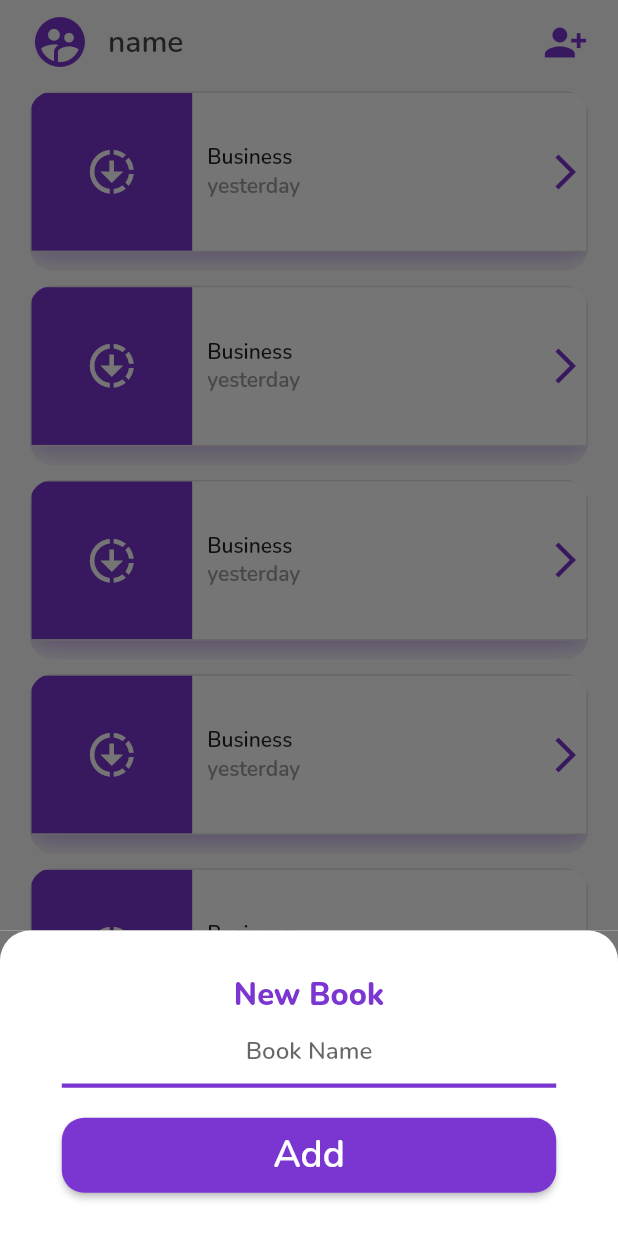
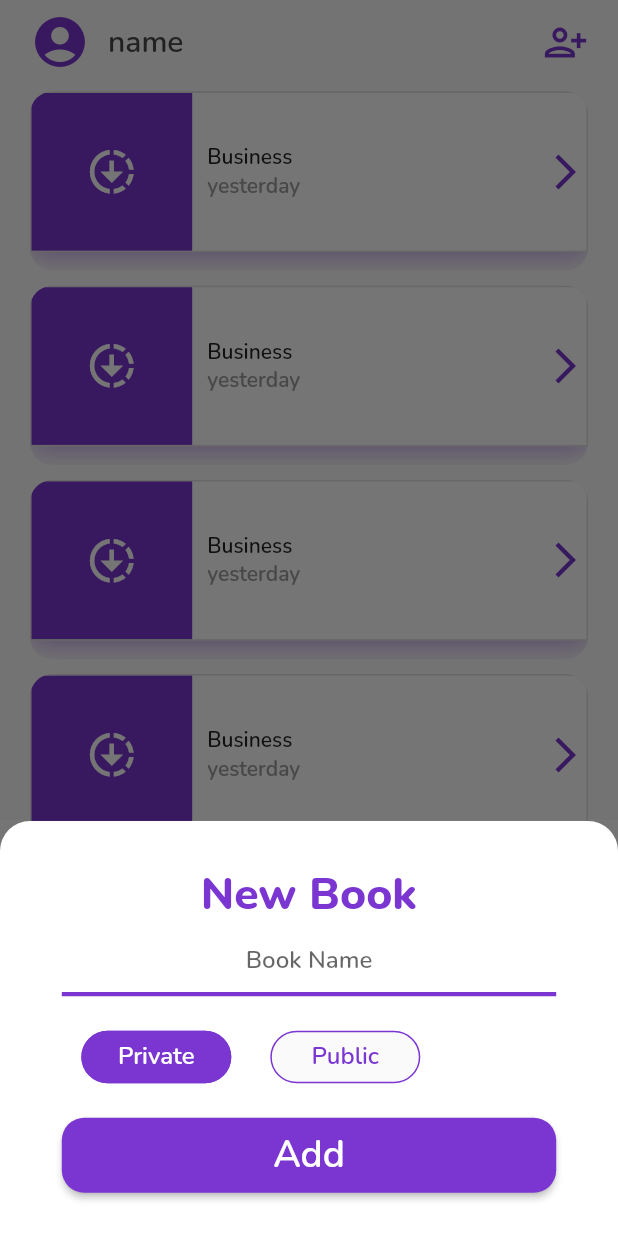
Before and after one commit to RayMasoumi/cash_book, a Flutter app: the HomeScreen screen opened by its route, after a tap on "ADD BOOK", on a phone screen of 412 x 824 dp. Run offline on Flutter 3.47's test engine with Material 2 defaults, Android fonts, the phone set to English and light mode, and no system bars; drawn by our look-alikes of animated_bottom_navigation_bar, custom_radio_grouped_button; our stand-ins replace get, get_storage, hive, hive_flutter, introduction_screen; accounts and stored records are empty.

Commit message:
radio button added

```diff
--- a/lib/bindings/my_binding.dart
+++ b/lib/bindings/my_binding.dart
@@ -1,4 +1,5 @@
 import 'package:cash_book/controllers/navigation_bar_controller.dart';
+import 'package:cash_book/controllers/radio_button_controller.dart';
 import 'package:cash_book/controllers/translate_controller.dart';
 import 'package:get/get.dart';
 
@@ -8,5 +9,6 @@ class MyBindings implements Bindings {
     // TODO: implement dependencies
     Get.lazyPut(() => TranslateController());
     Get.lazyPut(() => NavigationBarController());
+    Get.lazyPut(() => RadioButtonController());
   }
 }
--- a/lib/constants/strings.dart
+++ b/lib/constants/strings.dart
@@ -13,6 +13,8 @@ final String kNewBookTitle = 'New Book'.tr;
 final String kAddBookText = 'ADD BOOK'.tr;
 final String kBookNameHint = 'Book Name'.tr;
 final String kAddButtonText = 'Add'.tr;
+final String kPrivateText = 'Private'.tr;
+final String kPublicText = 'Public'.tr;
 
 // * no need to translate
 const String kEnglishTranslate = 'en';
--- /dev/null
+++ b/lib/controllers/radio_button_controller.dart
@@ -0,0 +1,5 @@
+import 'package:get/get.dart';
+
+class RadioButtonController extends GetxController {
+  var selectedValue = 0.obs;
+}
--- a/lib/interntionalisation/translate.dart
+++ b/lib/interntionalisation/translate.dart
@@ -18,6 +18,8 @@ class Translate implements Translations {
           'ADD BOOK': 'ADD BOOK',
           'Book Name': 'Book Name',
           'Add': 'Add',
+          'Private': 'Private',
+          'Public': 'Public',
         },
         'fa': {
           "Track Income & Expenses": "پیگیری درآمد و هزینه ها",
@@ -34,7 +36,9 @@ class Translate implements Translations {
           'New Book': 'کتاب جدید',
           'ADD BOOK': 'افزودن کتاب',
           'Book Name': 'نام کتاب',
-          'Add': 'افزودن'
+          'Add': 'افزودن',
+          'Private': 'خصوصی',
+          'Public': 'عمومی',
         },
       };
 }
--- a/lib/screens/add_book_bottom_sheet_screen.dart
+++ b/lib/screens/add_book_bottom_sheet_screen.dart
@@ -1,12 +1,12 @@
 import 'package:cash_book/constants/colors.dart';
 import 'package:cash_book/constants/sizes.dart';
 import 'package:cash_book/constants/strings.dart';
-import 'package:cash_book/widgets/bold_small_title_widget.dart';
+import 'package:cash_book/widgets/custom_radio_button_widget.dart';
+import 'package:cash_book/widgets/bold_big_title_widget.dart';
 import 'package:cash_book/widgets/center_hint_text_field_widget.dart';
 import 'package:cash_book/widgets/rounded_stretched_button_widget.dart';
 import 'package:flutter/material.dart';
 import 'package:get/get.dart';
-import 'package:get/get_core/src/get_main.dart';
 
 class AddBookBottomSheet extends StatelessWidget {
   const AddBookBottomSheet({super.key});
@@ -36,12 +36,16 @@ class AddBookBottomSheet extends StatelessWidget {
               mainAxisSize: MainAxisSize.min,
               crossAxisAlignment: CrossAxisAlignment.stretch,
               children: <Widget>[
-                BoldSmallTitleWidget(
+                BoldBigTitleWidget(
                   title: kNewBookTitle,
                 ),
                 CenterHintTextFieldWidget(
                   hintText: kBookNameHint,
                   controller: TextEditingController(),
+                ),
+                CustomRadioButtonWidget(
+                  buttonLabels: [kPrivateText, kPublicText],
+                  buttonValues: const [0, 1],
                 ),
                 StretchedButtonWidget(
                   buttonText: kAddButtonText,
--- a/lib/screens/home_screen.dart
+++ b/lib/screens/home_screen.dart
@@ -51,7 +51,7 @@ class HomeScreen extends StatelessWidget {
         leading: const Padding(
           padding: EdgeInsets.only(left: 20.0),
           child: Icon(
-            Icons.supervised_user_circle,
+            Icons.account_circle_rounded,
             color: kPrimaryColor,
             size: 40.0,
           ),
@@ -66,7 +66,7 @@ class HomeScreen extends StatelessWidget {
           Padding(
             padding: EdgeInsets.only(right: 20.0),
             child: Icon(
-              Icons.person_add_alt_1,
+              Icons.person_add_alt_1_outlined,
               size: 30.0,
               color: kPrimaryColor,
             ),
--- a/lib/widgets/bold_small_title_widget.dart
+++ b/lib/widgets/bold_big_title_widget.dart
@@ -1,8 +1,9 @@
+import 'package:cash_book/constants/colors.dart';
 import 'package:cash_book/constants/sizes.dart';
 import 'package:flutter/material.dart';
 
-class BoldSmallTitleWidget extends StatelessWidget {
-  const BoldSmallTitleWidget({
+class BoldBigTitleWidget extends StatelessWidget {
+  const BoldBigTitleWidget({
     required this.title,
     super.key,
   });
@@ -13,7 +14,7 @@ class BoldSmallTitleWidget extends StatelessWidget {
   Widget build(BuildContext context) {
     return Text(
       title,
-      style: kSmallTitlesStyle,
+      style: kBigTitleStyle.copyWith(color: kPrimaryColor),
       textAlign: TextAlign.center,
     );
   }
--- /dev/null
+++ b/lib/widgets/custom_radio_button_widget.dart
@@ -0,0 +1,43 @@
+import 'package:cash_book/constants/colors.dart';
+import 'package:cash_book/controllers/radio_button_controller.dart';
+import 'package:custom_radio_grouped_button/custom_radio_grouped_button.dart';
+import 'package:flutter/material.dart';
+import 'package:get/get.dart';
+
+class CustomRadioButtonWidget extends StatelessWidget {
+  const CustomRadioButtonWidget({
+    required this.buttonLabels,
+    required this.buttonValues,
+    super.key,
+  });
+
+  final List<String> buttonLabels;
+  final List<int> buttonValues;
+
+  @override
+  Widget build(BuildContext context) {
+    return Padding(
+      padding: const EdgeInsets.only(top: 20.0),
+      child: CustomRadioButton(
+        elevation: 0,
+        enableShape: true,
+        absoluteZeroSpacing: true,
+        unSelectedColor: Theme.of(context).canvasColor,
+        unSelectedBorderColor: kPrimaryColor,
+        buttonLables: buttonLabels,
+        buttonValues: buttonValues,
+        margin: const EdgeInsets.symmetric(horizontal: 10.0),
+        defaultSelected: 0,
+        buttonTextStyle: const ButtonTextStyle(
+            selectedColor: Colors.white,
+            unSelectedColor: kPrimaryColor,
+            textStyle: TextStyle(fontSize: 16)),
+        radioButtonValue: (value) {
+          Get.find<RadioButtonController>().selectedValue.value = value;
+        },
+        selectedColor: kPrimaryColor,
+        selectedBorderColor: kPrimaryColor,
+      ),
+    );
+  }
+}
--- a/pubspec.yaml
+++ b/pubspec.yaml
@@ -24,6 +24,7 @@ dependencies:
   introduction_screen: ^3.1.9
   get_storage: ^2.1.1
   animated_bottom_navigation_bar: ^1.2.0
+  custom_radio_grouped_button: ^2.2.0
 
 
 dev_dependencies:
```
Also changed, not shown: pubspec.lock.
